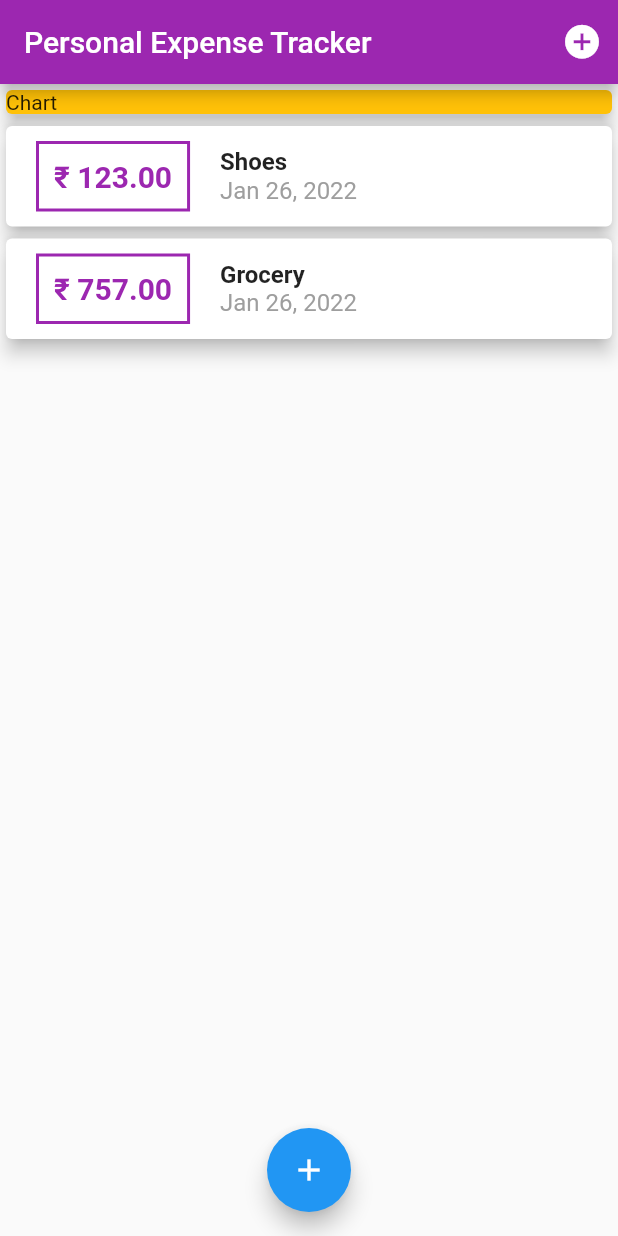
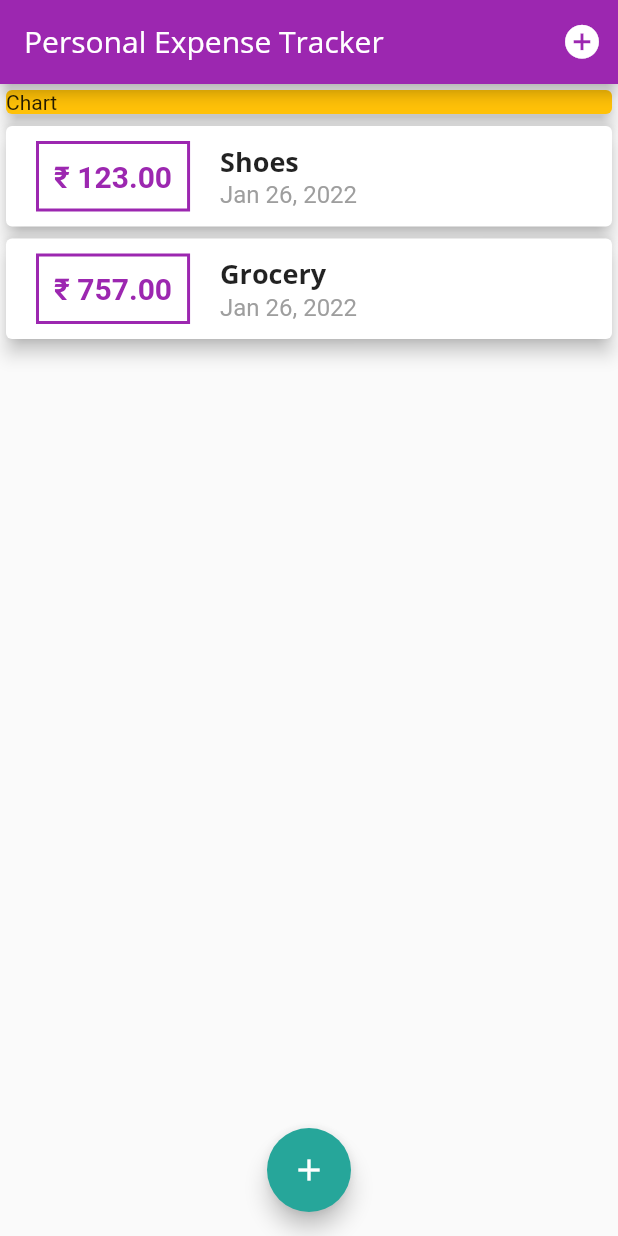
Before and after one commit to Sharan-121/Personal-Expense-Tracker, a Flutter app: the screen it shows after launch, on a phone screen of 412 x 824 dp. Run offline on Flutter 3.47's test engine with Material 2 defaults, Android fonts, the phone set to English and light mode, and no system bars.

Commit message:
Added fonts and theme

```diff
--- a/lib/main.dart
+++ b/lib/main.dart
@@ -16,6 +16,25 @@ class MyApp extends StatelessWidget {
   Widget build(BuildContext context) {
     return MaterialApp(
       title: "Personal Expense Tracker",
+      theme: ThemeData(
+        colorScheme: ColorScheme.fromSwatch(primarySwatch: Colors.purple)
+            .copyWith(secondary: Colors.teal.shade400),
+        fontFamily: "QuickSand",
+        textTheme: ThemeData.light().textTheme.copyWith(
+            headline6: TextStyle(
+                fontFamily: 'OpenSans',
+                fontWeight: FontWeight.bold,
+                fontSize: 18)),
+        appBarTheme: AppBarTheme(
+            titleTextStyle: ThemeData.light()
+                .textTheme
+                .copyWith(
+                    headline6: TextStyle(
+                  fontFamily: 'OpenSans',
+                  fontSize: 20,
+                ))
+                .headline6),
+      ),
       home: MyHomePage(),
     );
   }
@@ -78,14 +97,9 @@ class _MyHomePageState extends State<MyHomePage> {
 
   @override
   Widget build(BuildContext context) {
-    return MaterialApp(
-        theme: ThemeData(
-          primarySwatch: Colors.blue,
-        ),
-        home: Scaffold(
+    return (Scaffold(
       appBar: AppBar(
         title: Text('Personal Expense Tracker'),
-            backgroundColor: Colors.purple,
         actions: <Widget>[
           IconButton(
             onPressed: () => _startInput(context),
@@ -115,8 +129,7 @@ class _MyHomePageState extends State<MyHomePage> {
           ],
         ),
       ),
-          floatingActionButtonLocation:
-              FloatingActionButtonLocation.centerFloat,
+      floatingActionButtonLocation: FloatingActionButtonLocation.centerFloat,
       floatingActionButton: FloatingActionButton(
         onPressed: () => _startInput(context),
         child: Icon(
--- a/lib/widgets/transactions_list.dart
+++ b/lib/widgets/transactions_list.dart
@@ -22,7 +22,7 @@ class TransList extends StatelessWidget {
                     margin: EdgeInsets.symmetric(vertical: 10, horizontal: 20),
                     decoration: BoxDecoration(
                       border: Border.all(
-                        color: Colors.purple,
+                        color: Theme.of(context).colorScheme.primary,
                         width: 2,
                       ),
                     ),
@@ -31,7 +31,7 @@ class TransList extends StatelessWidget {
                       style: TextStyle(
                         fontWeight: FontWeight.bold,
                         fontSize: 20,
-                        color: Colors.purple,
+                        color: Theme.of(context).colorScheme.primary,
                       ),
                     ),
                   ),
@@ -40,8 +40,7 @@ class TransList extends StatelessWidget {
                     children: <Widget>[
                       Text(
                         transList[index].title,
-                        style: TextStyle(
-                            fontSize: 16, fontWeight: FontWeight.bold),
+                        style: Theme.of(context).textTheme.headline6,
                       ),
                       Text(
                         DateFormat.yMMMd().format(transList[index].date),
```
Also changed, not shown: pubspec.yaml (+12 -10 lines), assets/fonts/OpenSans-Bold.ttf (added), assets/fonts/OpenSans-Regular.ttf (added), assets/fonts/Quicksand-Bold.ttf (added), assets/fonts/Quicksand-Light.ttf (added), assets/fonts/Quicksand-Medium.ttf (added), assets/fonts/Quicksand-Regular.ttf (added). Lines whose indentation alone changed are shown as unchanged.
